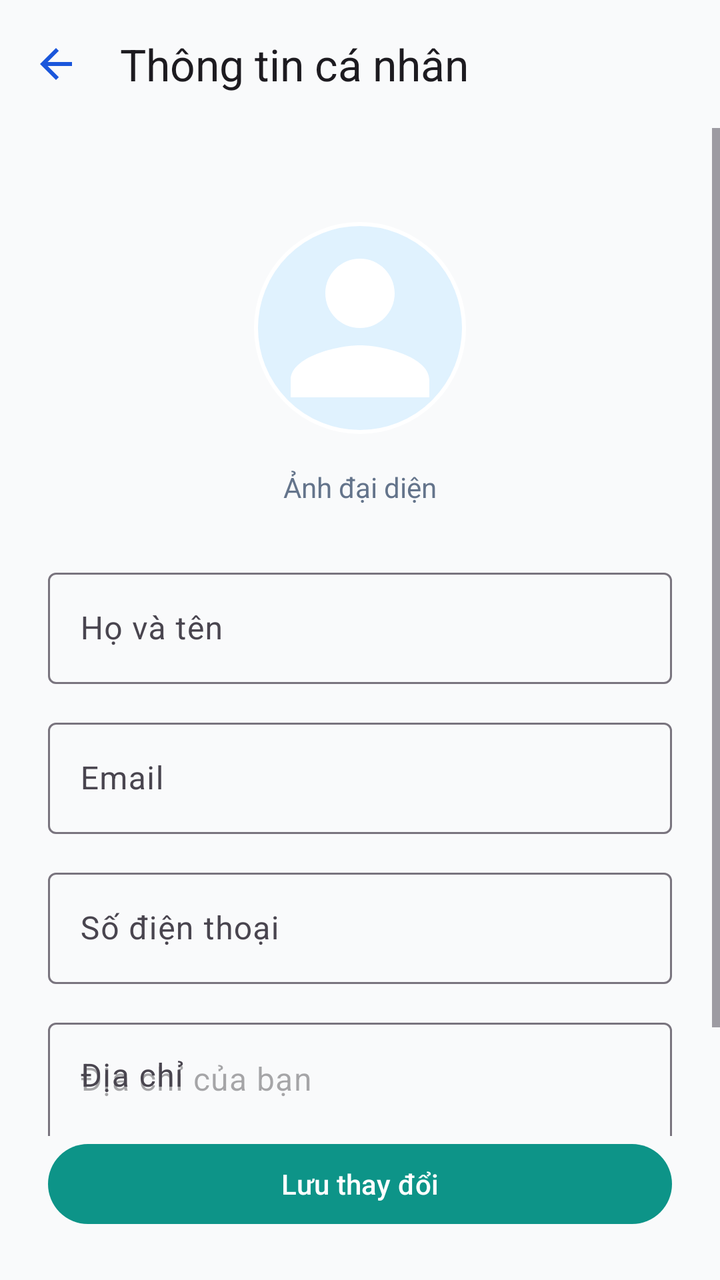
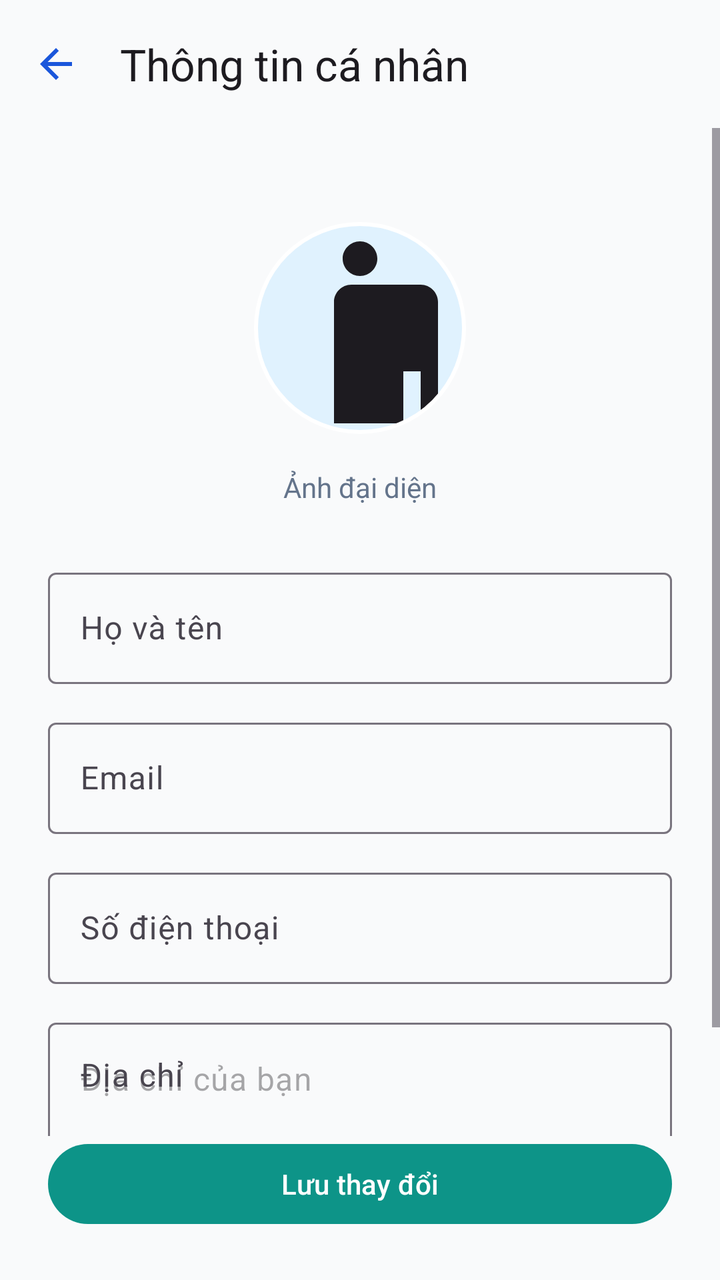

Compare the two renders of this Android layout. The source of the first and the diff that turns it into the second are given below.
<!-- AndroidManifest.xml: application theme Theme.Mobile_android -->
<!-- res/layout/activity_profile.xml -->
<?xml version="1.0" encoding="utf-8"?>
<androidx.constraintlayout.widget.ConstraintLayout xmlns:android="http://schemas.android.com/apk/res/android"
    xmlns:app="http://schemas.android.com/apk/res-auto"
    android:layout_width="match_parent"
    android:layout_height="match_parent"
    android:background="@color/background">

    <com.google.android.material.appbar.MaterialToolbar
        android:id="@+id/toolbar"
        android:layout_width="match_parent"
        android:layout_height="?attr/actionBarSize"
        app:navigationIcon="@drawable/ic_back"
        app:layout_constraintTop_toTopOf="parent"
        app:navigationIconTint="@color/primary"
        app:title="Thông tin cá nhân"/>

    <ScrollView
        android:layout_width="match_parent"
        android:layout_height="0dp"
        app:layout_constraintTop_toBottomOf="@id/toolbar"
        app:layout_constraintBottom_toTopOf="@id/btnSave">

        <LinearLayout
            android:layout_width="match_parent"
            android:layout_height="wrap_content"
            android:orientation="vertical"
            android:padding="24dp">

            <com.google.android.material.imageview.ShapeableImageView
                android:id="@+id/ivProfile"
                android:layout_width="120dp"
                android:layout_height="120dp"
                android:layout_gravity="center"
                android:layout_marginTop="16dp"
                android:src="@drawable/ic_user"
                android:padding="8dp"
                android:background="@color/medical_primary_soft"
                app:shapeAppearanceOverlay="@style/CircleAppearance"
                app:strokeColor="@color/white"
                app:strokeWidth="2dp"/>

            <TextView
                android:layout_width="wrap_content"
                android:layout_height="wrap_content"
                android:layout_gravity="center"
                android:layout_marginTop="10dp"
                android:text="Ảnh đại diện"
                android:textColor="@color/text_secondary"/>

            <com.google.android.material.textfield.TextInputLayout
                android:layout_width="match_parent"
                android:layout_height="wrap_content"
                android:layout_marginTop="28dp"
                android:hint="Họ và tên">

                <com.google.android.material.textfield.TextInputEditText
                    android:id="@+id/etName"
                    android:layout_width="match_parent"
                    android:layout_height="wrap_content"
                    android:inputType="textPersonName"
                    android:textSize="16sp"/>
            </com.google.android.material.textfield.TextInputLayout>

            <com.google.android.material.textfield.TextInputLayout
                android:layout_width="match_parent"
                android:layout_height="wrap_content"
                android:layout_marginTop="14dp"
                android:hint="Email">

                <com.google.android.material.textfield.TextInputEditText
                    android:id="@+id/etEmail"
                    android:layout_width="match_parent"
                    android:layout_height="wrap_content"
                    android:enabled="false"
                    android:textSize="16sp"/>
            </com.google.android.material.textfield.TextInputLayout>

            <com.google.android.material.textfield.TextInputLayout
                android:layout_width="match_parent"
                android:layout_height="wrap_content"
                android:layout_marginTop="14dp"
                android:hint="Số điện thoại">

                <com.google.android.material.textfield.TextInputEditText
                    android:id="@+id/etPhone"
                    android:layout_width="match_parent"
                    android:layout_height="wrap_content"
                    android:inputType="phone"
                    android:textSize="16sp"/>
            </com.google.android.material.textfield.TextInputLayout>

            <com.google.android.material.textfield.TextInputLayout
                android:layout_width="match_parent"
                android:layout_height="wrap_content"
                android:layout_marginTop="14dp"
                android:hint="Địa chỉ">

                <com.google.android.material.textfield.TextInputEditText
                    android:id="@+id/etAddress"
                    android:layout_width="match_parent"
                    android:layout_height="wrap_content"
                    android:minLines="3"
                    android:gravity="top"
                    android:hint="Địa chỉ của bạn"
                    android:textSize="16sp"/>
            </com.google.android.material.textfield.TextInputLayout>

        </LinearLayout>
    </ScrollView>

    <com.google.android.material.button.MaterialButton
        android:id="@+id/btnSave"
        android:layout_width="match_parent"
        android:layout_height="wrap_content"
        android:layout_margin="24dp"
        android:text="Lưu thay đổi"
        app:layout_constraintBottom_toBottomOf="parent"/>

</androidx.constraintlayout.widget.ConstraintLayout>
<!-- resources referenced by this layout -->
<resources>
  <color name="background">#F9FAFB</color>
  <color name="medical_primary_soft">#E0F2FE</color>
  <color name="primary">#1A56DB</color>
  <color name="text_secondary">#64748B</color>
  <color name="white">#FFFFFFFF</color>
  <!-- drawable ic_back (drawable) -->
  <?xml version="1.0" encoding="utf-8"?>
  <vector xmlns:android="http://schemas.android.com/apk/res/android"
      android:width="24dp"
      android:height="24dp"
      android:viewportWidth="24"
      android:viewportHeight="24">
      <path
          android:fillColor="@android:color/white"
          android:pathData="M20,11H7.83l5.59,-5.59L12,4l-8,8 8,8 1.41,-1.41L7.83,13H20v-2z"/>
  </vector>
  <!-- drawable ic_user (drawable) -->
  <vector xmlns:android="http://schemas.android.com/apk/res/android"
      android:width="24dp"
      android:height="24dp"
      android:viewportWidth="24"
      android:viewportHeight="24">
      <path
          android:fillColor="#FFFFFF"
          android:pathData="M12,12c2.21,0 4,-1.79 4,-4s-1.79,-4 -4,-4 -4,1.79 -4,4 1.79,4 4,4zM12,14c-2.67,0 -8,1.34 -8,4v2h16v-2c0,-2.66 -5.33,-4 -8,-4z"/>
  </vector>
  <style name="CircleAppearance" parent="">
          <item name="cornerFamily">rounded</item>
          <item name="cornerSize">50%</item>
      </style>
  <style name="Theme.Mobile_android" parent="Base.Theme.Toothly" />
  <style name="Base.Theme.Toothly" parent="Theme.Material3.Light.NoActionBar">
          <item name="android:statusBarColor">@color/toothly_pearl</item>
          <item name="android:navigationBarColor">@color/toothly_pearl</item>
          <item name="android:windowLightStatusBar">true</item>
          <item name="colorPrimary">@color/toothly_teal</item>
          <item name="colorSurface">@color/toothly_pearl</item>
      </style>
  <color name="toothly_pearl">#f8fafc</color>
  <color name="toothly_teal">#0d9488</color>
</resources>

<!-- the commit's change to res/layout/activity_profile.xml (unified diff, before → after) -->
@@ -26,18 +26,34 @@
             android:orientation="vertical"
             android:padding="24dp">
 
-            <com.google.android.material.imageview.ShapeableImageView
-                android:id="@+id/ivProfile"
-                android:layout_width="120dp"
-                android:layout_height="120dp"
-                android:layout_gravity="center"
-                android:layout_marginTop="16dp"
-                android:src="@drawable/ic_user"
-                android:padding="8dp"
-                android:background="@color/medical_primary_soft"
-                app:shapeAppearanceOverlay="@style/CircleAppearance"
-                app:strokeColor="@color/white"
-                app:strokeWidth="2dp"/>
+            <RelativeLayout
+                android:layout_width="wrap_content"
+                android:layout_height="wrap_content"
+                android:layout_gravity="center">
+
+                <com.google.android.material.imageview.ShapeableImageView
+                    android:id="@+id/ivProfile"
+                    android:layout_width="120dp"
+                    android:layout_height="120dp"
+                    android:layout_marginTop="16dp"
+                    android:src="@drawable/ic_doctor"
+                    android:padding="8dp"
+                    android:background="@color/medical_primary_soft"
+                    app:shapeAppearanceOverlay="@style/CircleAppearance"
+                    app:strokeColor="@color/white"
+                    app:strokeWidth="2dp"/>
+
+                <ImageView
+                    android:id="@+id/ivWarningProfile"
+                    android:layout_width="32dp"
+                    android:layout_height="32dp"
+                    android:layout_alignEnd="@id/ivProfile"
+                    android:layout_alignTop="@id/ivProfile"
+                    android:layout_marginTop="16dp"
+                    android:src="@android:drawable/stat_notify_error"
+                    app:tint="@color/warning_amber"
+                    android:visibility="gone"/>
+            </RelativeLayout>
 
             <TextView
                 android:layout_width="wrap_content"
<!-- resource entries referenced after the edit -->
@@ -4,6 +4,7 @@
   <color name="medical_primary_soft">#E0F2FE</color>
   <color name="primary">#1A56DB</color>
   <color name="text_secondary">#64748B</color>
+  <color name="warning_amber">#FF5A1F</color>
   <color name="white">#FFFFFFFF</color>
   <!-- drawable ic_back (drawable) -->
   <?xml version="1.0" encoding="utf-8"?>
@@ -16,15 +17,19 @@
           android:fillColor="@android:color/white"
           android:pathData="M20,11H7.83l5.59,-5.59L12,4l-8,8 8,8 1.41,-1.41L7.83,13H20v-2z"/>
   </vector>
-  <!-- drawable ic_user (drawable) -->
+  <!-- drawable ic_doctor (drawable) -->
   <vector xmlns:android="http://schemas.android.com/apk/res/android"
       android:width="24dp"
       android:height="24dp"
       android:viewportWidth="24"
-      android:viewportHeight="24">
-      <path
-          android:fillColor="#FFFFFF"
-          android:pathData="M12,12c2.21,0 4,-1.79 4,-4s-1.79,-4 -4,-4 -4,1.79 -4,4 1.79,4 4,4zM12,14c-2.67,0 -8,1.34 -8,4v2h16v-2c0,-2.66 -5.33,-4 -8,-4z"/>
+      android:viewportHeight="24"
+      android:tint="?attr/colorOnSurface">
+    <path
+        android:fillColor="@android:color/white"
+        android:pathData="M12,2c1.1,0 2,0.9 2,2s-0.9,2 -2,2 -2,-0.9 -2,-2 0.9,-2 2,-2zM21,9v14h-2v-6h-2v6L9,23L9,9c0,-1.1 0.9,-2 2,-2h8c1.1,0 2,0.9 2,2z"/>
+    <path
+        android:fillColor="@android:color/white"
+        android:pathData="M12.5,11.5c0.83,0 1.5,-0.67 1.5,-1.5s-0.67,-1.5 -1.5,-1.5S11,9.17 11,10s0.67,1.5 1.5,1.5z"/>
   </vector>
   <style name="CircleAppearance" parent="">
           <item name="cornerFamily">rounded</item>
